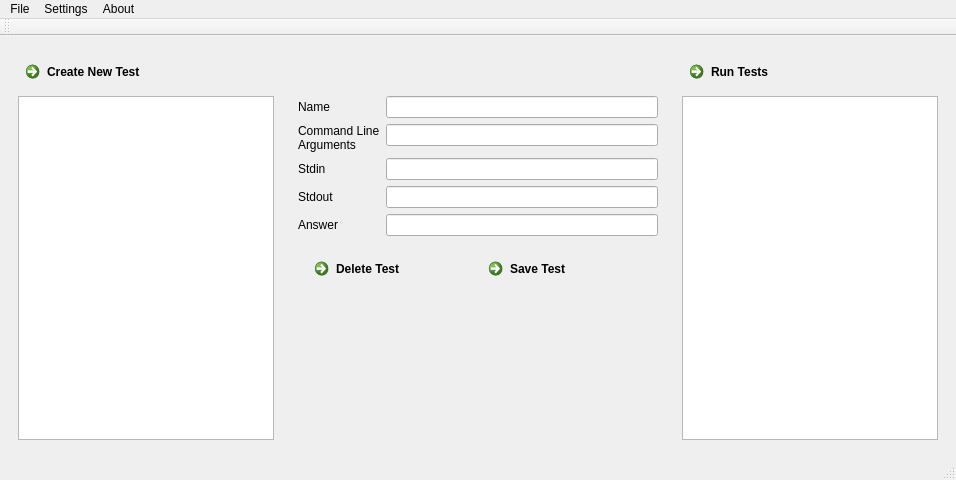
Before: the Qt Designer form BEETS/ui_elements/main_window.ui in stott531/BEETS, drawn with Qt 5.
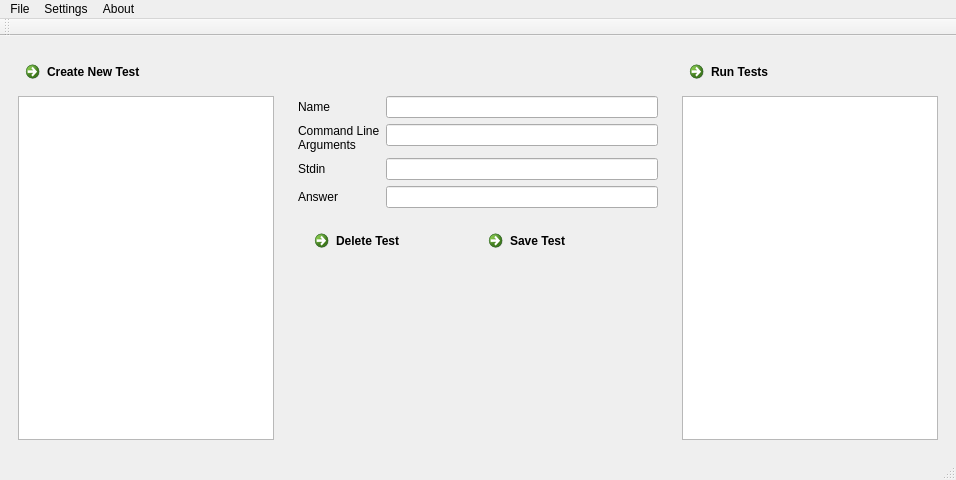
After: the same form once the commit is applied.

The edit to the form file:
```diff
--- a/BEETS/ui_elements/main_window.ui
+++ b/BEETS/ui_elements/main_window.ui
@@ -126,23 +126,13 @@
            <widget class="QLineEdit" name="stdinLineEdit"/>
           </item>
           <item row="4" column="0">
-           <widget class="QLabel" name="stdoutLabel">
-            <property name="text">
-             <string>Stdout</string>
-            </property>
-           </widget>
-          </item>
-          <item row="4" column="1">
-           <widget class="QLineEdit" name="stdoutLineEdit"/>
-          </item>
-          <item row="5" column="0">
            <widget class="QLabel" name="answerLabel">
             <property name="text">
              <string>Answer</string>
             </property>
            </widget>
           </item>
-          <item row="5" column="1">
+          <item row="4" column="1">
            <widget class="QLineEdit" name="answerLineEdit"/>
           </item>
          </layout>
```
Left out of the diff: 22 changed lines with no effect on the pictures.
